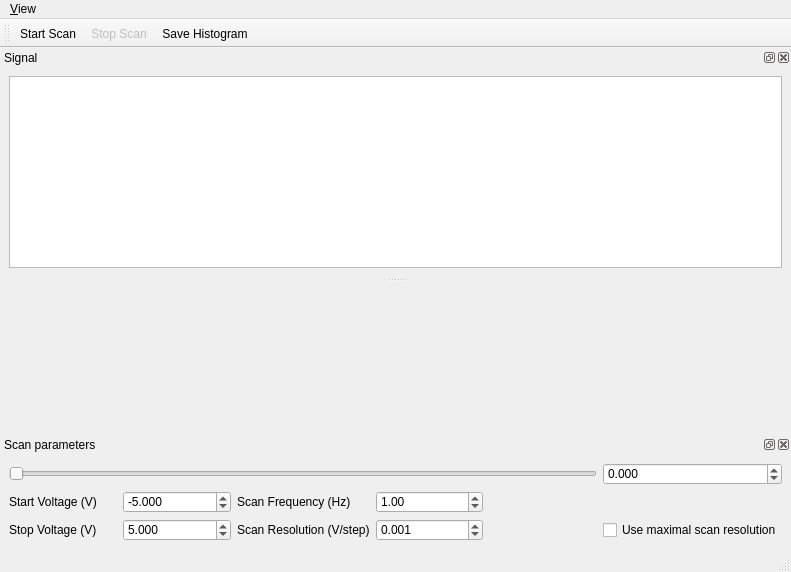
Qt form gui/cavity_stabilisation/ui_cavity_stabilisation_gui.ui (Ulm-IQO/qudi) before a commit.
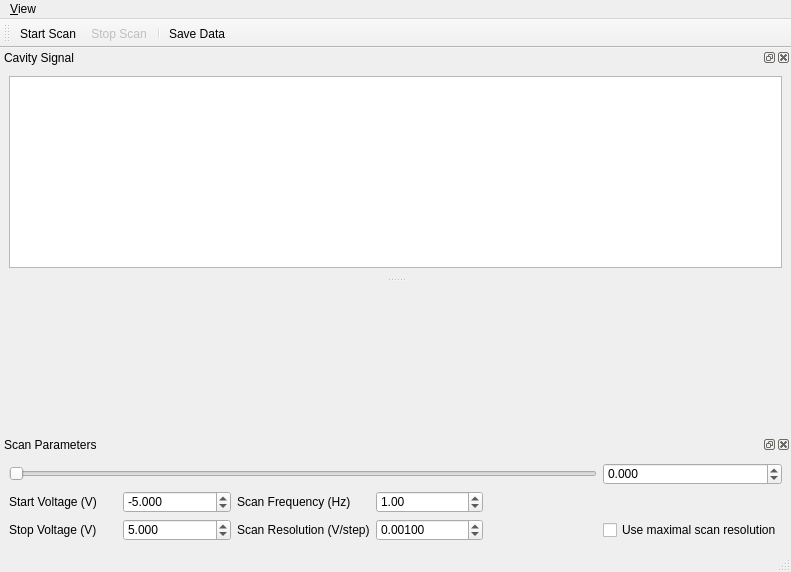
The same form after that commit. Icons and pictures are not drawn. Custom widgets are drawn as their Qt base class.

Commit message: Implemented automatic plot when saving data in cavity_stabilisation_logic

```diff
--- a/gui/cavity_stabilisation/ui_cavity_stabilisation_gui.ui
+++ b/gui/cavity_stabilisation/ui_cavity_stabilisation_gui.ui
@@ -42,7 +42,7 @@
     </sizepolicy>
    </property>
    <property name="windowTitle">
-    <string>Signal</string>
+    <string>Cavity Signal</string>
    </property>
    <attribute name="dockWidgetArea">
     <number>4</number>
@@ -69,7 +69,7 @@
     </size>
    </property>
    <property name="windowTitle">
-    <string>Scan parameters</string>
+    <string>Scan Parameters</string>
    </property>
    <attribute name="dockWidgetArea">
     <number>8</number>
@@ -192,7 +192,7 @@
      <item row="3" column="3">
       <widget class="QDoubleSpinBox" name="scan_resolution_spinBox">
        <property name="decimals">
-        <number>3</number>
+        <number>5</number>
        </property>
        <property name="maximum">
         <double>1.000000000000000</double>
@@ -230,6 +230,7 @@
    </attribute>
    <addaction name="action_start_scanning"/>
    <addaction name="action_stop_scanning"/>
+   <addaction name="separator"/>
    <addaction name="action_Save"/>
   </widget>
   <action name="action_start_scanning">
@@ -256,7 +257,7 @@
      <normaloff>C:/Software/qudi/artwork/icons/qudiTheme/22x22/record-counter.png</normaloff>C:/Software/qudi/artwork/icons/qudiTheme/22x22/record-counter.png</iconset>
    </property>
    <property name="text">
-    <string>Save Histogram</string>
+    <string>Save Data</string>
    </property>
    <property name="toolTip">
     <string>Save Histogram</string>
```
Left out of the diff: 10 changed lines with no effect on the pictures. The commit also changes 2 other files.
